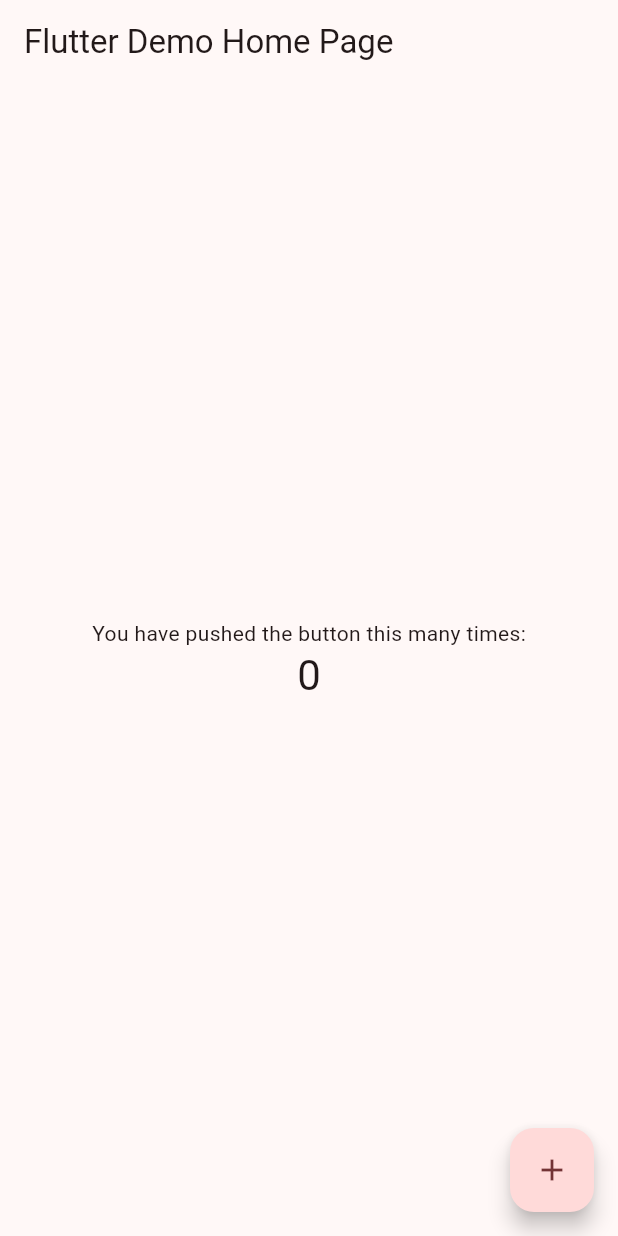
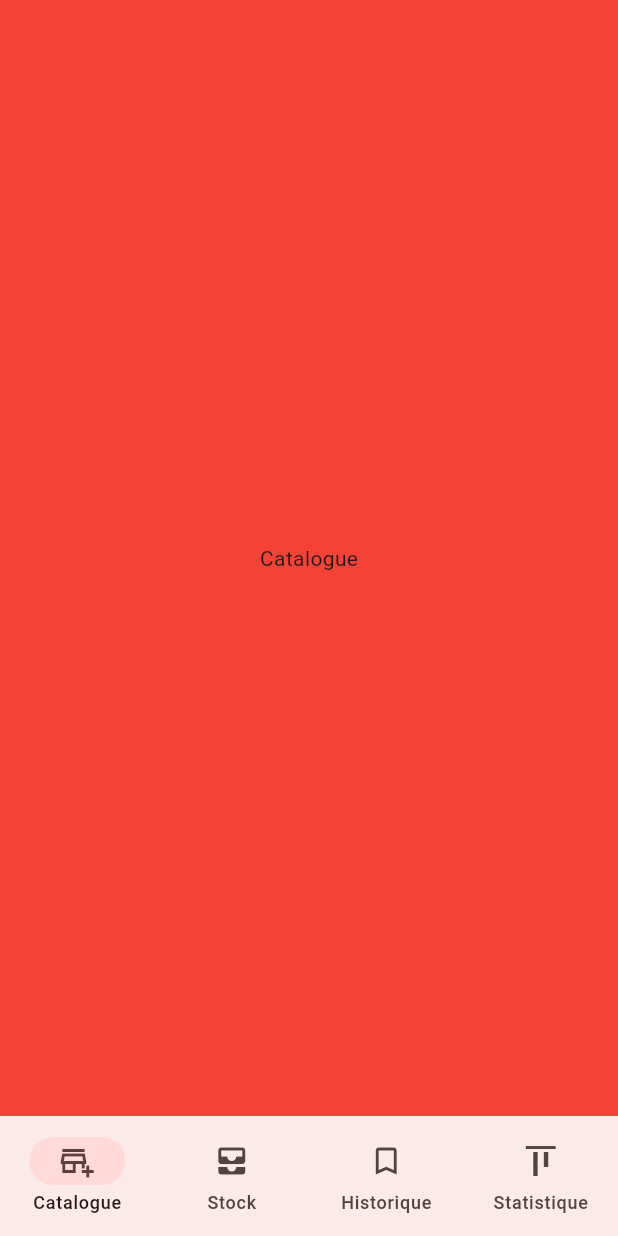
Before and after one commit to Marshall-Pierre/miss-bela, a Flutter app: the screen it shows after launch, on a phone screen of 412 x 824 dp. Run offline on Flutter 3.47's test engine with Material 2 defaults, Android fonts, the phone set to English and light mode, and no system bars.

Commit message:
premier commit

```diff
--- a/lib/main.dart
+++ b/lib/main.dart
@@ -35,39 +35,64 @@ class MyHomePage extends StatefulWidget {
 }
 
 class _MyHomePageState extends State<MyHomePage> {
-  int _counter = 0;
 
-  void _incrementCounter() {
-    setState(() {
-      _counter++;
-    });
-  }
+  int currentPageIndex = 0;
+  NavigationDestinationLabelBehavior labelBehavior =
+      NavigationDestinationLabelBehavior.alwaysShow;
 
   @override
   Widget build(BuildContext context) {
     return Scaffold(
-      appBar: AppBar(
-        title: Text(widget.title),
+      bottomNavigationBar: NavigationBar(
+        onDestinationSelected: (int index) {
+          setState(() {
+            currentPageIndex = index;
+          });
+        },
+        selectedIndex: currentPageIndex,
+        destinations: const <Widget>[
+          NavigationDestination(
+            icon: Icon(Icons.add_business_outlined),
+            label: 'Catalogue',
+          ),
+          NavigationDestination(
+            icon: Icon(Icons.all_inbox ),
+            label: 'Stock',
+          ),
+          NavigationDestination(
+            selectedIcon: Icon(Icons.bookmark),
+            icon: Icon(Icons.bookmark_border),
+            label: 'Historique',
+          ),
+          NavigationDestination(
+            selectedIcon: Icon(Icons.align_vertical_top_sharp),
+            icon: Icon(Icons.align_vertical_top_sharp),
+            label: 'Statistique',
+          ),
+        ],
       ),
-      body: Center(
-        child: Column(
-          mainAxisAlignment: MainAxisAlignment.center,
-          children: <Widget>[
-            const Text(
-              'You have pushed the button this many times:',
-            ),
-            Text(
-              '$_counter',
-              style: Theme.of(context).textTheme.headlineMedium,
-            ),
-          ],
+      body: <Widget>[
+        Container(
+          color: Colors.red,
+          alignment: Alignment.center,
+          child: const Text('Catalogue'),
         ),
-      ),
-      floatingActionButton: FloatingActionButton(
-        onPressed: _incrementCounter,
-        tooltip: 'Increment',
-        child: const Icon(Icons.add),
-      ),
+        Container(
+          color: Colors.green,
+          alignment: Alignment.center,
+          child: const Text('Stock'),
+        ),
+        Container(
+          color: Colors.blue,
+          alignment: Alignment.center,
+          child: const Text('Historique'),
+        ),
+        Container(
+          color: Colors.blue,
+          alignment: Alignment.center,
+          child: const Text('Statistique'),
+        ),
+      ][currentPageIndex],
     );
   }
 }
```
Also changed, not shown: pubspec.lock, 1 other file.
